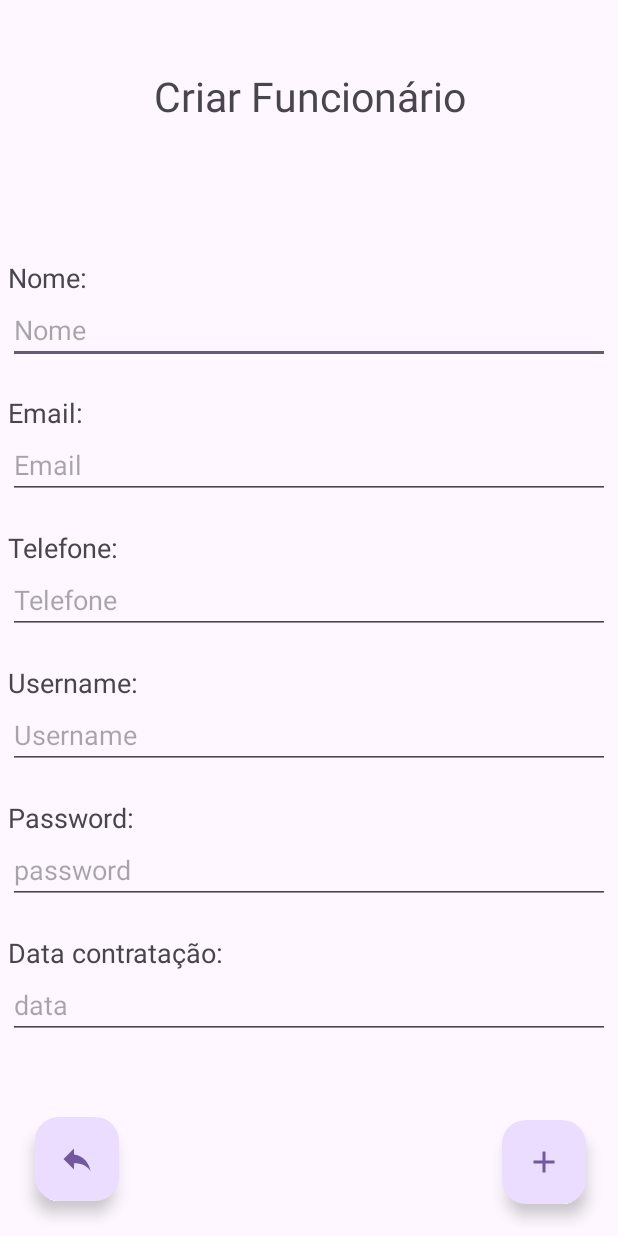
After one commit to HugoDias27/ProjetoAMSI, an Android app: the layout activity_create_funcionario.xml on its own in the app's theme, with its tools: preview values and no code run, on a phone screen of 412 x 824 dp. The commit adds this screen. Run offline under Robolectric (Android 15) with nearby library versions, the phone set to English and light mode, and no system bars.

Commit message:
layout create funcionario
primeira iteração

```diff
--- /dev/null
+++ b/Carolo_Farmaceutica/app/src/main/res/drawable-anydpi/ic_add.xml
@@ -0,0 +1,11 @@
+<vector xmlns:android="http://schemas.android.com/apk/res/android"
+    android:width="24dp"
+    android:height="24dp"
+    android:viewportWidth="24"
+    android:viewportHeight="24"
+    android:tint="#333333"
+    android:alpha="0.6">
+  <path
+      android:fillColor="@android:color/white"
+      android:pathData="M19,13h-6v6h-2v-6H5v-2h6V5h2v6h6v2z"/>
+</vector>
--- /dev/null
+++ b/Carolo_Farmaceutica/app/src/main/res/drawable-anydpi/ic_back.xml
@@ -0,0 +1,12 @@
+<vector xmlns:android="http://schemas.android.com/apk/res/android"
+    android:width="24dp"
+    android:height="24dp"
+    android:viewportWidth="24"
+    android:viewportHeight="24"
+    android:tint="#333333"
+    android:alpha="0.6"
+    android:autoMirrored="true">
+  <path
+      android:fillColor="@android:color/white"
+      android:pathData="M10,9V5l-7,7 7,7v-4.1c5,0 8.5,1.6 11,5.1 -1,-5 -4,-10 -11,-11z"/>
+</vector>
--- /dev/null
+++ b/Carolo_Farmaceutica/app/src/main/res/layout/activity_create_funcionario.xml
@@ -0,0 +1,149 @@
+<?xml version="1.0" encoding="utf-8"?>
+<RelativeLayout
+    xmlns:android="http://schemas.android.com/apk/res/android"
+    android:layout_width="match_parent"
+    android:layout_height="match_parent"
+    android:layout_margin="5dp">
+
+    <TextView
+        android:id="@+id/textView3"
+        android:layout_width="match_parent"
+        android:layout_height="wrap_content"
+        android:layout_marginTop="40dp"
+        android:text="Criar Funcionário"
+        android:textAlignment="center"
+        android:textSize="27sp" />
+
+    <ScrollView
+        android:layout_width="match_parent"
+        android:layout_height="match_parent"
+        android:layout_below="@+id/textView3">
+
+        <LinearLayout
+            android:layout_width="match_parent"
+            android:layout_height="wrap_content"
+            android:orientation="vertical">
+
+
+    <TextView
+        android:id="@+id/textView5"
+        android:layout_width="match_parent"
+        android:layout_height="wrap_content"
+        android:layout_marginTop="90dp"
+        android:text="Nome:"
+        android:textSize="18sp" />
+
+    <EditText
+        android:id="@+id/editTextText"
+        android:layout_width="match_parent"
+        android:layout_height="wrap_content"
+        android:ems="10"
+        android:hint="Nome"
+        android:inputType="text" />
+
+    <TextView
+        android:id="@+id/textView6"
+        android:layout_width="match_parent"
+        android:layout_height="wrap_content"
+        android:layout_marginTop="20dp"
+        android:text="Email:"
+        android:textSize="18sp" />
+
+    <EditText
+        android:id="@+id/editTextTextEmailAddress"
+        android:layout_width="match_parent"
+        android:layout_height="wrap_content"
+        android:ems="10"
+        android:hint="Email"
+        android:inputType="textEmailAddress" />
+
+    <TextView
+        android:id="@+id/textView7"
+        android:layout_width="match_parent"
+        android:layout_height="wrap_content"
+        android:layout_marginTop="20dp"
+        android:text="Telefone:"
+        android:textSize="18sp" />
+
+    <EditText
+        android:id="@+id/editTextPhone"
+        android:layout_width="match_parent"
+        android:layout_height="wrap_content"
+        android:ems="10"
+        android:hint="Telefone"
+        android:inputType="phone" />
+
+    <TextView
+        android:id="@+id/textView8"
+        android:layout_width="match_parent"
+        android:layout_height="wrap_content"
+        android:layout_marginTop="20dp"
+        android:text="Username:"
+        android:textSize="18sp" />
+
+    <EditText
+        android:id="@+id/editTextText2"
+        android:layout_width="match_parent"
+        android:layout_height="wrap_content"
+        android:ems="10"
+        android:hint="Username"
+        android:inputType="text" />
+
+    <TextView
+        android:id="@+id/textView9"
+        android:layout_width="match_parent"
+        android:layout_height="wrap_content"
+        android:layout_marginTop="20dp"
+        android:text="Password:"
+        android:textSize="18sp" />
+
+    <EditText
+        android:id="@+id/editTextTextPassword"
+        android:layout_width="match_parent"
+        android:layout_height="wrap_content"
+        android:ems="10"
+        android:hint="password"
+        android:inputType="textPassword" />
+
+    <TextView
+        android:id="@+id/textView10"
+        android:layout_width="match_parent"
+        android:layout_height="wrap_content"
+        android:layout_marginTop="20dp"
+        android:text="Data contratação:"
+        android:textSize="18sp" />
+
+    <EditText
+        android:id="@+id/editTextDate"
+        android:layout_width="match_parent"
+        android:layout_height="wrap_content"
+        android:ems="10"
+        android:inputType="date"
+        android:hint="data"/>
+
+
+        </LinearLayout>
+    </ScrollView>
+
+    <!-- Add your FloatingActionButton or other views here outside the ScrollView -->
+    <com.google.android.material.floatingactionbutton.FloatingActionButton
+        android:id="@+id/fabAdd"
+        android:layout_width="wrap_content"
+        android:layout_height="wrap_content"
+        android:layout_alignParentBottom="true"
+        android:layout_alignParentEnd="true"
+        android:layout_margin="16dp"
+
+        android:layout_above="@id/fabBack"
+        android:src="@drawable/ic_add"
+        />
+    <com.google.android.material.floatingactionbutton.FloatingActionButton
+        android:id="@+id/fabBack"
+        android:layout_width="wrap_content"
+        android:layout_height="wrap_content"
+        android:layout_alignParentBottom="true"
+        android:layout_alignParentStart="true"
+        android:layout_margin="18dp"
+        android:src="@drawable/ic_back"
+        />
+</RelativeLayout>
--- a/Carolo_Farmaceutica/app/src/main/res/menu/menu_pesquisa.xml
+++ b/Carolo_Farmaceutica/app/src/main/res/menu/menu_pesquisa.xml
@@ -3,7 +3,7 @@
     xmlns:app="http://schemas.android.com/apk/res-auto">
     <item
         android:id="@+id/itemPesquisa"
-        android:icon="@drawable/ic_search_foreground"
+        android:icon="@drawable/ic_action_search"
         android:title="Pesquisa"
         app:actionViewClass="android.widget.SearchView"
         app:showAsAction="always" />
```
Also changed, not shown: Carolo_Farmaceutica/app/src/main/res/drawable-anydpi/ic_action_search.xml (added, +11 -0 lines), Carolo_Farmaceutica/app/src/main/res/layout/item_lista_medicamento.xml (added, +129 -0 lines), Carolo_Farmaceutica/app/src/main/res/drawable-hdpi/ic_action_search.png (added), Carolo_Farmaceutica/app/src/main/res/drawable-hdpi/ic_add.png (added), Carolo_Farmaceutica/app/src/main/res/drawable-hdpi/ic_back.png (added), Carolo_Farmaceutica/app/src/main/res/drawable-mdpi/ic_action_search.png (added), Carolo_Farmaceutica/app/src/main/res/drawable-mdpi/ic_add.png (added), Carolo_Farmaceutica/app/src/main/res/drawable-mdpi/ic_back.png (added), Carolo_Farmaceutica/app/src/main/res/drawable-xhdpi/ic_action_search.png (added), Carolo_Farmaceutica/app/src/main/res/drawable-xhdpi/ic_add.png (added), Carolo_Farmaceutica/app/src/main/res/drawable-xhdpi/ic_back.png (added), Carolo_Farmaceutica/app/src/main/res/drawable-xxhdpi/ic_action_search.png (added), Carolo_Farmaceutica/app/src/main/res/drawable-xxhdpi/ic_add.png (added), Carolo_Farmaceutica/app/src/main/res/drawable-xxhdpi/ic_back.png (added).
